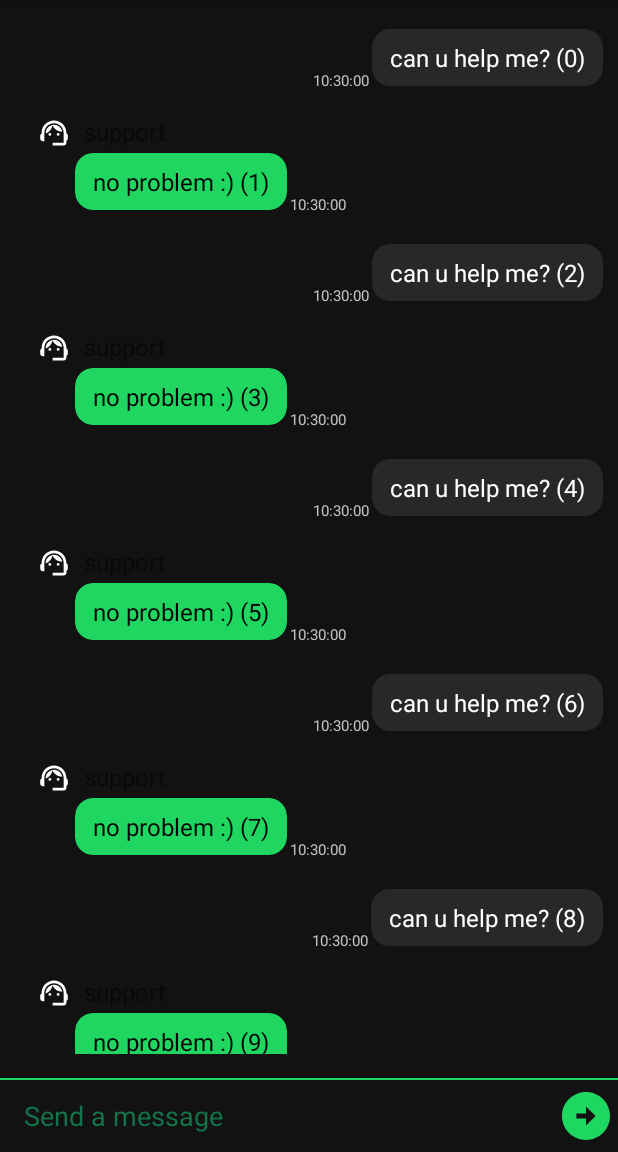
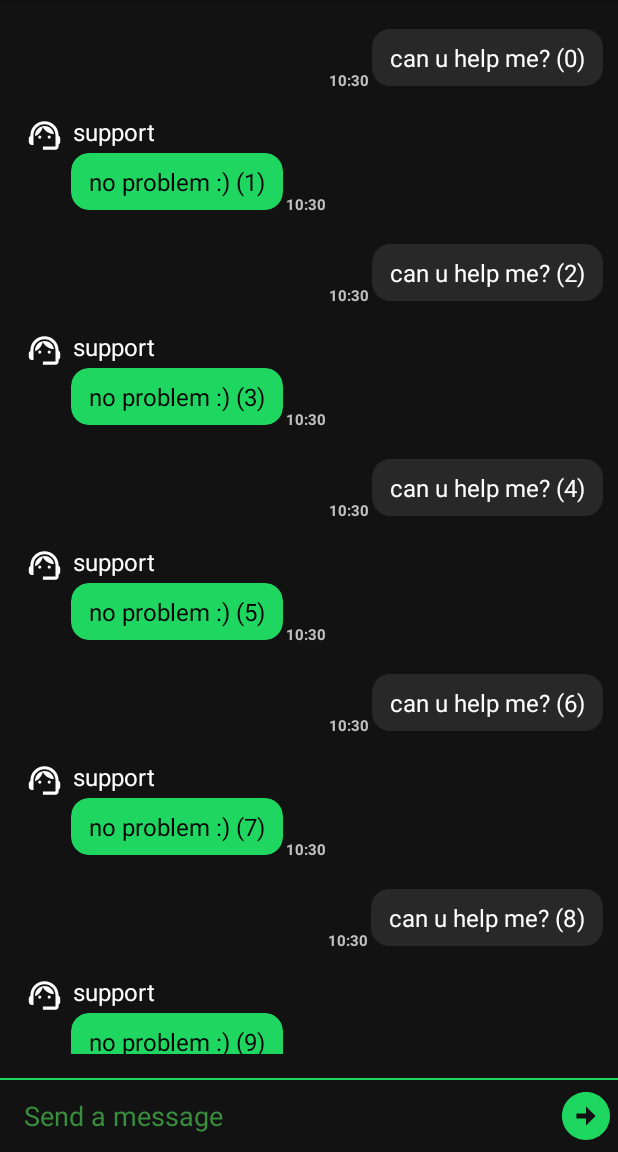
Before and after one commit to razrez/chat-service, an Android app: the screen it shows after launch (MainActivity), on a phone screen of 412 x 824 dp, the part 84-1236 px from its top. Run offline under Robolectric (Android 15) with nearby library versions, the phone set to English and light mode, and no system bars.

Commit message:
small fixes

```diff
--- a/src/spotify.android/SpotifyChat/app/src/main/java/com/example/spotifychat/presentation/adapters/CustomRecyclerAdapter.kt
+++ b/src/spotify.android/SpotifyChat/app/src/main/java/com/example/spotifychat/presentation/adapters/CustomRecyclerAdapter.kt
@@ -23,7 +23,7 @@ class CustomRecyclerAdapter(private val messages: List<Message>?) :
         const val VIEW_TYPE_MESSAGE_RECEIVED  = 2
 
         @SuppressLint("SimpleDateFormat")
-        var dateFormatter: SimpleDateFormat = SimpleDateFormat("hh:mm:ss")
+        var dateFormatter: SimpleDateFormat = SimpleDateFormat("hh:mm")
     }
 
     class ReceivedMessageHolder(itemView: View) : ViewHolder(itemView){
@@ -35,8 +35,8 @@ class CustomRecyclerAdapter(private val messages: List<Message>?) :
 
         fun bind(message: Message){
             messageText.text = message.message
+            nameText.text = message.sender!!.username
             timeText.text = dateFormatter.format(message.createdAt)
-            nameText.text = message.sender?.username
         }
     }
 
--- a/src/spotify.android/SpotifyChat/app/src/main/java/com/example/spotifychat/presentation/fragments/ChatFragment.kt
+++ b/src/spotify.android/SpotifyChat/app/src/main/java/com/example/spotifychat/presentation/fragments/ChatFragment.kt
@@ -40,7 +40,7 @@ class ChatFragment : FragmentBase<FragmentChatBinding, ChatViewModel>(R.id.mainF
         fun newInstance() = ChatFragment()
     }
 
-    // Let's create a useless list of strings for now, which we will pass to the adapter.
+    // Let's create a useless list of messages for now, which we will pass to the adapter.
     private fun fillList(): List<Message> {
         val data = mutableListOf<Message>()
         (0..9).forEach {
--- a/src/spotify.android/SpotifyChat/app/src/main/res/layout/fragment_chat.xml
+++ b/src/spotify.android/SpotifyChat/app/src/main/res/layout/fragment_chat.xml
@@ -6,24 +6,24 @@
     android:layout_height="match_parent"
     android:background="@color/background_color">
 
-    <com.google.android.material.appbar.AppBarLayout
-        android:id="@+id/layout_group_chat"
-        android:layout_width="match_parent"
-        android:layout_height="wrap_content"
-        android:fitsSystemWindows="true"
-        android:orientation="vertical"
-        app:layout_constraintTop_toTopOf="parent"
-        android:visibility="gone">
+<!--    <com.google.android.material.appbar.AppBarLayout-->
+<!--        android:id="@+id/layout_group_chat"-->
+<!--        android:layout_width="match_parent"-->
+<!--        android:layout_height="wrap_content"-->
+<!--        android:fitsSystemWindows="true"-->
+<!--        android:orientation="vertical"-->
+<!--        app:layout_constraintTop_toTopOf="parent"-->
+<!--        android:background="@color/background_color">-->
 
-        <androidx.appcompat.widget.Toolbar
-            android:id="@+id/toolbar_gchannel"
-            android:layout_width="match_parent"
-            android:layout_height="?attr/actionBarSize"
-            android:theme="@style/Widget.AppCompat.Toolbar"
-            app:popupTheme="@style/Theme.AppCompat.Light">
-
-        </androidx.appcompat.widget.Toolbar>
-    </com.google.android.material.appbar.AppBarLayout>
+<!--        <androidx.appcompat.widget.Toolbar-->
+<!--            android:id="@+id/toolbar_gchannel"-->
+<!--            android:layout_width="match_parent"-->
+<!--            android:layout_height="?attr/actionBarSize"-->
+<!--            android:theme="@style/Widget.AppCompat.Toolbar"-->
+<!--            app:popupTheme="@style/Theme.AppCompat.Light"-->
+<!--            android:textAlignment="center">-->
+<!--        </androidx.appcompat.widget.Toolbar>-->
+<!--    </com.google.android.material.appbar.AppBarLayout>-->
 
     <androidx.recyclerview.widget.RecyclerView
         android:id="@+id/recycler_gchat"
@@ -33,7 +33,7 @@
         tools:listitem="@layout/item_chat_other"
         app:layout_constrainedHeight="true"
         app:layout_constraintBottom_toTopOf="@+id/text_gchat_indicator"
-        app:layout_constraintTop_toBottomOf="@+id/layout_group_chat" />
+        app:layout_constraintTop_toTopOf="parent"/>
 
     <TextView
         android:id="@+id/text_gchat_indicator"
@@ -58,7 +58,6 @@
         app:layout_constraintBottom_toBottomOf="parent"
         app:layout_constraintStart_toStartOf="parent">
 
-
         <EditText
             android:id="@+id/edit_gchat_message"
             android:layout_width="match_parent"
@@ -68,12 +67,12 @@
             android:layout_toStartOf="@+id/button_gchat_send"
             android:background="@android:color/transparent"
             android:hint="@string/message_placeholder"
-            android:textColorHint="@color/dark_spotify_main"
-            android:textColor="@color/white"
             android:inputType="text"
             android:maxLines="6"
             android:minHeight="48dp"
-            tools:ignore="Autofill" />
+            android:textColor="@color/white"
+            android:textColorHint="@color/dark_spotify_main"
+            tools:ignore="Autofill,VisualLintTextFieldSize" />
 
         <androidx.appcompat.widget.AppCompatButton
             android:id="@+id/button_gchat_send"
@@ -84,7 +83,6 @@
             android:layout_gravity="end|bottom"
             android:layout_marginStart="5sp"
             android:layout_marginEnd="5sp"
-            android:layout_marginRight="5dp"
             android:layout_marginBottom="5sp"
             android:background="@drawable/button_send"
             android:backgroundTint="@color/spotify_main"
--- a/src/spotify.android/SpotifyChat/app/src/main/res/layout/item_chat_me.xml
+++ b/src/spotify.android/SpotifyChat/app/src/main/res/layout/item_chat_me.xml
@@ -48,6 +48,7 @@
         android:text="10:00"
         android:textColor="#C0C0C0"
         android:textSize="10sp"
+        android:textStyle="bold"
         app:layout_constraintBottom_toBottomOf="@+id/card_gchat_message_me"
         app:layout_constraintEnd_toStartOf="@+id/card_gchat_message_me" />
 
--- a/src/spotify.android/SpotifyChat/app/src/main/res/layout/item_chat_other.xml
+++ b/src/spotify.android/SpotifyChat/app/src/main/res/layout/item_chat_other.xml
@@ -10,23 +10,24 @@
 
     <ImageView
         android:id="@+id/image_gchat_profile_other"
-        android:layout_width="wrap_content"
-        android:layout_height="wrap_content"
-        android:layout_marginStart="16dp"
+        android:layout_width="31dp"
+        android:layout_height="27dp"
+        android:layout_marginStart="6dp"
         android:contentDescription="User Icon"
+        android:src="@drawable/ic_supporter"
         app:layout_constraintStart_toStartOf="parent"
-        app:layout_constraintTop_toTopOf="parent"
-        android:src="@drawable/ic_supporter"/>
+        app:layout_constraintTop_toTopOf="parent" />
 
     <TextView
         android:id="@+id/text_gchat_user_other"
         android:layout_width="wrap_content"
         android:layout_height="wrap_content"
-        android:layout_marginStart="8dp"
-        android:text="John Grady Cole"
+        android:layout_marginStart="3dp"
+        android:text="support manager"
         android:textSize="16sp"
         app:layout_constraintStart_toEndOf="@+id/image_gchat_profile_other"
-        app:layout_constraintTop_toTopOf="parent" />
+        app:layout_constraintTop_toTopOf="parent"
+        android:textColor="@color/white"/>
 
     <androidx.cardview.widget.CardView
         android:id="@+id/card_gchat_message_other"
@@ -70,6 +71,7 @@
         android:text="8:00"
         android:textColor="#C0C0C0"
         android:textSize="10sp"
+        android:textStyle="bold"
         app:layout_constraintBottom_toBottomOf="@+id/card_gchat_message_other"
         app:layout_constraintStart_toEndOf="@+id/card_gchat_message_other" />
 
--- a/src/spotify.android/SpotifyChat/app/src/main/res/values/colors.xml
+++ b/src/spotify.android/SpotifyChat/app/src/main/res/values/colors.xml
@@ -9,5 +9,5 @@
     <color name="white">#FFFFFFFF</color>
     <color name="spotify_main">#1ED760</color>
     <color name="background_color">#121212</color>
-    <color name="dark_spotify_main">#13744B</color>
+    <color name="dark_spotify_main">#388E3C</color>
 </resources>
```
